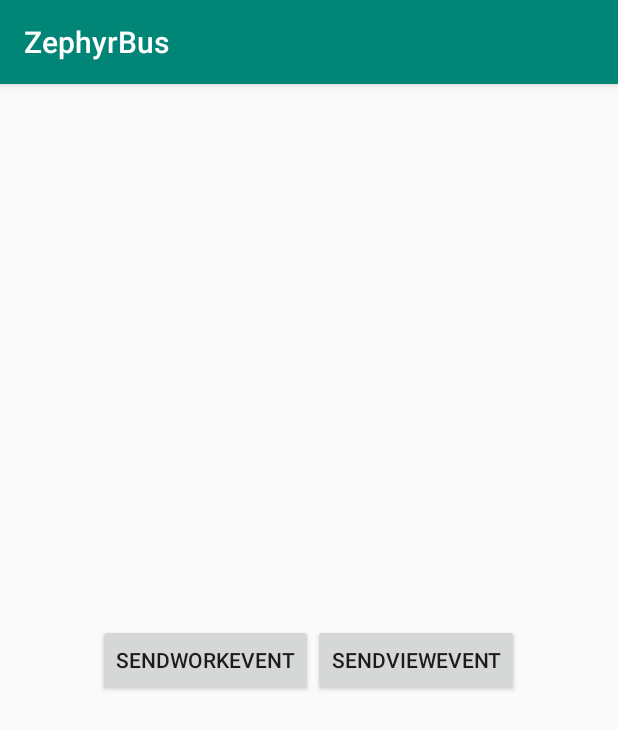
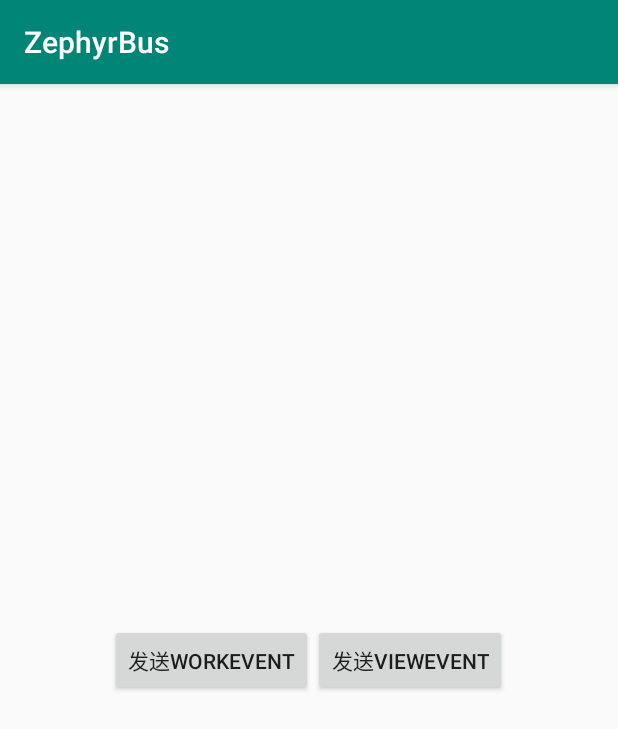
Before and after one commit to qingdaofu1/ZephyrBus, an Android app: the screen it shows after launch (MainActivity), on a phone screen of 412 x 824 dp. Shown: the top 729 px of the screen. Run offline under Robolectric (Android 15) with nearby library versions, the phone set to English and light mode, and no system bars.

Commit message:
opt: 增加解注册方法和部分代码调整

```diff
--- a/app/src/main/java/com/example/zephyrbus/MainActivity.java
+++ b/app/src/main/java/com/example/zephyrbus/MainActivity.java
@@ -77,6 +77,7 @@ public class MainActivity extends AppCompatActivity {
     @Override
     protected void onPause() {
         super.onPause();
+        MyEventBus.getDefault().unregister(this);
     }
 
 
--- a/app/src/main/res/layout/activity_main.xml
+++ b/app/src/main/res/layout/activity_main.xml
@@ -11,14 +11,14 @@
         android:id="@+id/btn_send1"
         android:layout_width="wrap_content"
         android:layout_height="wrap_content"
-        android:text="sendWorkEvent"
+        android:text="发送WorkEvent"
         />
 
     <Button
         android:id="@+id/btn_send2"
         android:layout_width="wrap_content"
         android:layout_height="wrap_content"
-        android:text="sendViewEvent"
+        android:text="发送ViewEvent"
         />
 
 </LinearLayout>
--- a/myeventbus/src/main/java/com/example/myeventbus/strategy/ReflectInvoke.java
+++ b/myeventbus/src/main/java/com/example/myeventbus/strategy/ReflectInvoke.java
@@ -27,6 +27,7 @@ public class ReflectInvoke extends MethodInvokeStrategy {
         //CopyOnWriteArrayList<Subscription> subscribedMethods = new CopyOnWriteArrayList<Subscription>();
         List<SubscribedMethod> subscribedMethods = new ArrayList<>();
         Class<?> aClass = subscriber.getClass();
+        //获取所有方法
         Method[] declaredMethods = aClass.getDeclaredMethods();
         for (Method declaredMethod : declaredMethods) {
             if (declaredMethod.isAnnotationPresent(Subscribe.class)) {
```
Also changed, not shown: myeventbus/src/main/java/com/example/myeventbus/MyEventBus.java (+15 -2 lines).
